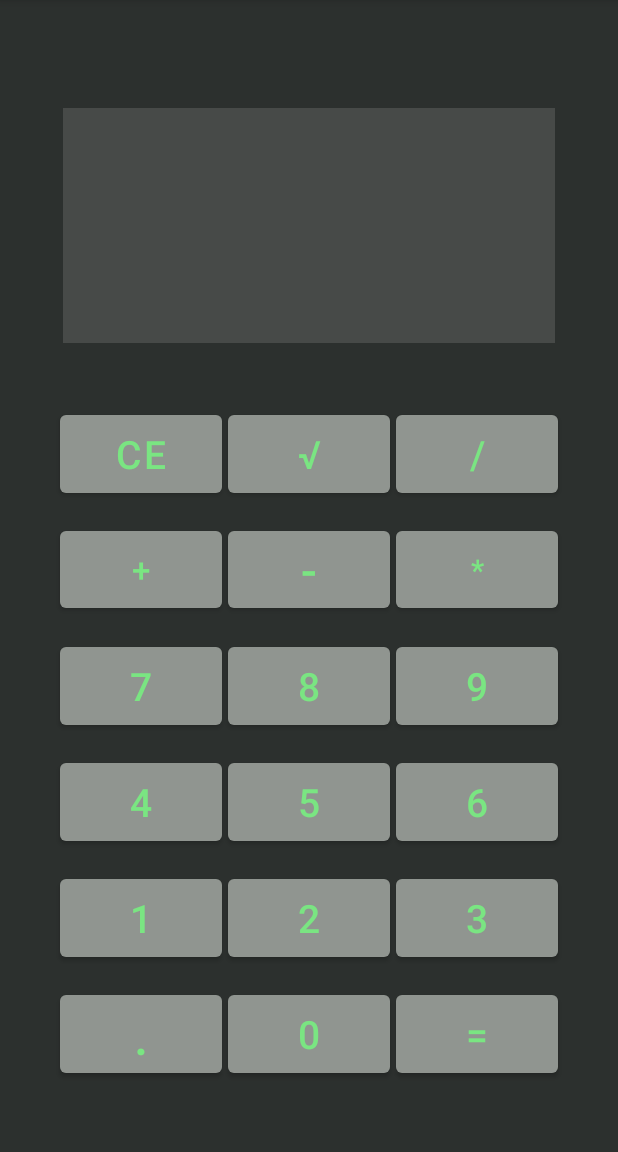
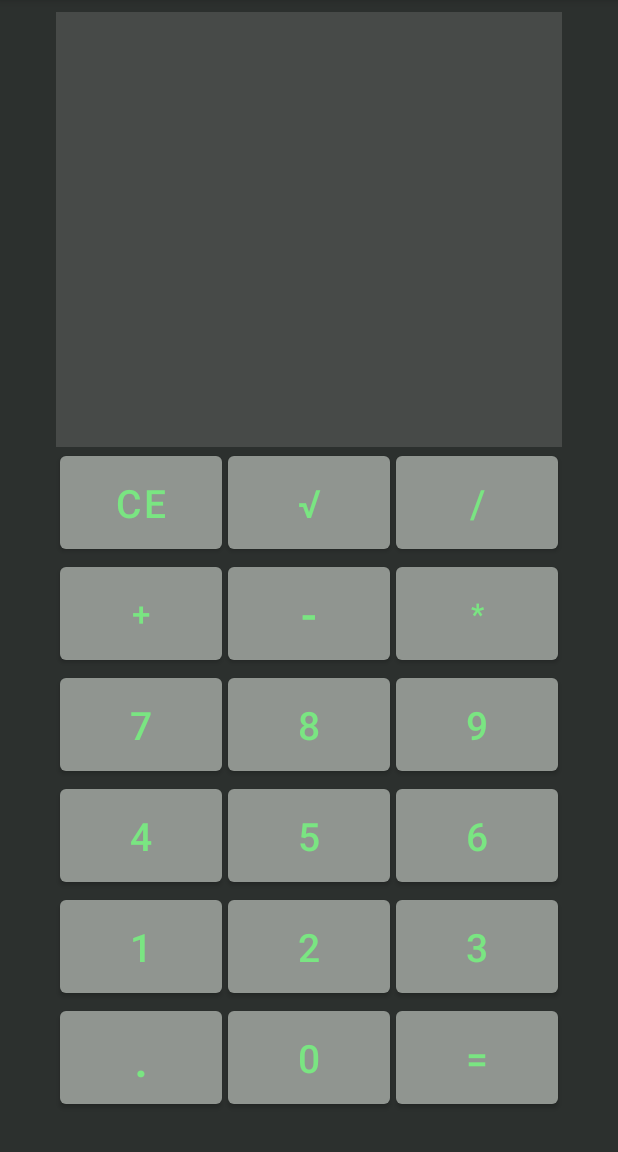
Before and after one commit to BandanaRandy/Calculator, an Android app: the screen it shows after launch (MainActivity), on a phone screen of 412 x 824 dp, the part 84-1236 px from its top. Run offline under Robolectric (Android 15) with nearby library versions, the phone set to English and light mode, and no system bars.

Commit message:
0.1.1 updated UI/UX elements to display correctly on different screen sizes.

```diff
--- a/app/src/main/res/layout/activity_main.xml
+++ b/app/src/main/res/layout/activity_main.xml
@@ -1,252 +1,269 @@
 <?xml version="1.0" encoding="utf-8"?>
 <androidx.constraintlayout.widget.ConstraintLayout xmlns:android="http://schemas.android.com/apk/res/android"
     xmlns:app="http://schemas.android.com/apk/res-auto"
+    xmlns:tools="http://schemas.android.com/tools"
     android:id="@+id/linearLayout"
     android:background="@color/backGround"
     android:layout_width="match_parent"
     android:layout_height="match_parent">
 
+
     <TextView
         android:id="@+id/tvCalcDisplay"
-        android:layout_width="328dp"
-        android:layout_height="wrap_content"
-        android:paddingTop="72dp"
+        android:layout_marginTop="8dp"
+        android:layout_width="0dp"
+        android:layout_height="0dp"
         android:background="@color/textViewBackGround"
         android:textAlignment="viewEnd"
         android:textColor="#EAD9D9"
         android:textSize="63sp"
-        app:layout_constraintBottom_toBottomOf="parent"
+        app:layout_constraintBottom_toTopOf="@id/linearLayout1"
         app:layout_constraintEnd_toEndOf="@id/guideline2"
-        app:layout_constraintHorizontal_bias="0.521"
+        app:layout_constraintHorizontal_bias="0.444"
         app:layout_constraintStart_toStartOf="@id/guideline"
         app:layout_constraintTop_toTopOf="parent"
-        app:layout_constraintVertical_bias="0.118" />
+        app:layout_constraintVertical_bias="0.03" />
 
     <LinearLayout
         android:id="@+id/linearLayout1"
         android:layout_width="match_parent"
-        android:layout_height="64sp"
+        android:layout_height="74sp"
         android:orientation="horizontal"
         android:layout_marginStart="36dp"
         android:layout_marginEnd="36dp"
-        app:layout_constraintBottom_toBottomOf="parent"
+        app:layout_constraintBottom_toTopOf="@id/linearLayout2"
         app:layout_constraintEnd_toEndOf="@id/guideline2"
         app:layout_constraintHorizontal_bias="0.0"
         app:layout_constraintStart_toStartOf="@id/guideline"
-        app:layout_constraintTop_toTopOf="parent"
+        app:layout_constraintTop_toBottomOf="@id/tvCalcDisplay"
         app:layout_constraintVertical_bias="0.384" >
 
         <Button
             android:id="@+id/btnCE"
-            android:layout_width="108dp"
+            android:layout_width="0dp"
             android:layout_height="match_parent"
             android:text="@string/btnAString"
             android:onClick="onClear"
             android:layout_marginStart="4dp"
             android:textSize="26sp"
-            android:textColor="@color/calcBtnText"/>
+            android:textColor="@color/calcBtnText"
+            android:layout_weight="1"/>
         <Button
             android:id="@+id/sqrt"
-            android:layout_width="108dp"
+            android:layout_width="0dp"
             android:onClick="onSqRt"
             android:layout_height="match_parent"
             android:layout_marginStart="4dp"
             android:layout_marginEnd="4dp"
             android:text="@string/sqrt"
             android:textSize="26sp"
-            android:textColor="@color/calcBtnText"/>
+            android:textColor="@color/calcBtnText"
+            android:layout_weight="1"/>
 
         <Button
             android:id="@+id/divide"
-            android:layout_width="108dp"
+            android:layout_width="0dp"
             android:onClick="onOperator"
             android:layout_height="match_parent"
             android:text="@string/btnPString"
             android:layout_marginEnd="4dp"
             android:textSize="26sp"
-            android:textColor="@color/calcBtnText"/>
+            android:textColor="@color/calcBtnText"
+            android:layout_weight="1"/>
     </LinearLayout>
 
     <LinearLayout
         android:id="@+id/linearLayout2"
         android:layout_width="match_parent"
-        android:layout_height="63sp"
+        android:layout_height="74sp"
         android:orientation="horizontal"
         android:layout_marginStart="36dp"
         android:layout_marginEnd="36dp"
-        app:layout_constraintBottom_toBottomOf="parent"
+        app:layout_constraintBottom_toTopOf="@id/linearLayout3"
         app:layout_constraintEnd_toEndOf="@id/guideline2"
         app:layout_constraintHorizontal_bias="0.0"
         app:layout_constraintStart_toStartOf="@id/guideline"
-        app:layout_constraintTop_toTopOf="parent"
+        app:layout_constraintTop_toBottomOf="@id/linearLayout1"
         app:layout_constraintVertical_bias="0.494" >
         <Button
             android:id="@+id/add"
-            android:layout_width="108dp"
+            android:layout_width="0dp"
             android:layout_height="match_parent"
             android:onClick="onOperator"
             android:layout_marginStart="4dp"
             android:text="@string/btnBString"
             android:textSize="22sp"
-            android:textColor="@color/calcBtnText"/>
+            android:textColor="@color/calcBtnText"
+            android:layout_weight="1"/>
         <Button
             android:id="@+id/subtract"
-            android:layout_width="108dp"
+            android:layout_width="0dp"
             android:layout_height="match_parent"
             android:onClick="onOperator"
             android:layout_marginStart="4dp"
             android:layout_marginEnd="4dp"
             android:text="@string/btnCString"
             android:textSize="32sp"
-            android:textColor="@color/calcBtnText"/>
+            android:textColor="@color/calcBtnText"
+            android:layout_weight="1"/>
 
         <Button
             android:id="@+id/multiply"
-            android:layout_width="108dp"
+            android:layout_width="0dp"
             android:onClick="onOperator"
             android:layout_height="match_parent"
             android:layout_marginEnd="4dp"
             android:text="@string/mult"
             android:textSize="20sp"
-            android:textColor="@color/calcBtnText"/>
+            android:textColor="@color/calcBtnText"
+            android:layout_weight="1"/>
     </LinearLayout>
 
     <LinearLayout
         android:id="@+id/linearLayout3"
         android:layout_width="match_parent"
-        android:layout_height="64sp"
+        android:layout_height="74sp"
         android:orientation="horizontal"
         android:layout_marginStart="36dp"
         android:layout_marginEnd="36dp"
-        app:layout_constraintBottom_toBottomOf="parent"
+        app:layout_constraintBottom_toTopOf="@id/linearLayout4"
         app:layout_constraintEnd_toEndOf="@id/guideline2"
         app:layout_constraintHorizontal_bias="0.0"
         app:layout_constraintStart_toStartOf="@id/guideline"
-        app:layout_constraintTop_toTopOf="parent"
+        app:layout_constraintTop_toBottomOf="@id/linearLayout2"
         app:layout_constraintVertical_bias="0.604" >
         <Button
             android:id="@+id/btn7"
-            android:layout_width="108dp"
+            android:layout_width="0dp"
             android:layout_height="match_parent"
             android:layout_marginStart="4dp"
             android:onClick="onDigit"
             android:text="@string/btnDString"
             android:textSize="26sp"
-            android:textColor="@color/calcBtnText"/>
+            android:textColor="@color/calcBtnText"
+            android:layout_weight="1"/>
         <Button
             android:id="@+id/btn8"
-            android:layout_width="108dp"
+            android:layout_width="0dp"
             android:layout_height="match_parent"
             android:layout_marginStart="4dp"
             android:layout_marginEnd="4dp"
             android:onClick="onDigit"
             android:text="@string/btnEString"
             android:textSize="26sp"
-            android:textColor="@color/calcBtnText"/>
+            android:textColor="@color/calcBtnText"
+            android:layout_weight="1"/>
 
         <Button
             android:id="@+id/btn9"
-            android:layout_width="108dp"
+            android:layout_width="0dp"
             android:layout_height="match_parent"
             android:layout_marginEnd="4dp"
             android:onClick="onDigit"
             android:text="@string/btnFString"
             android:textSize="26sp"
-            android:textColor="@color/calcBtnText"/>
+            android:textColor="@color/calcBtnText"
+            android:layout_weight="1"/>
     </LinearLayout>
 
     <LinearLayout
         android:id="@+id/linearLayout4"
         android:layout_width="match_parent"
-        android:layout_height="64sp"
+        android:layout_height="74sp"
         android:orientation="horizontal"
         android:layout_marginStart="36dp"
         android:layout_marginEnd="36dp"
-        app:layout_constraintBottom_toBottomOf="parent"
+        app:layout_constraintBottom_toTopOf="@id/linearLayout5"
         app:layout_constraintEnd_toEndOf="@id/guideline2"
         app:layout_constraintHorizontal_bias="0.0"
         app:layout_constraintStart_toStartOf="@id/guideline"
-        app:layout_constraintTop_toTopOf="parent"
+        app:layout_constraintTop_toBottomOf="@id/linearLayout3"
         app:layout_constraintVertical_bias="0.714" >
         <Button
             android:id="@+id/btn4"
-            android:layout_width="108dp"
+            android:layout_width="0dp"
             android:layout_height="match_parent"
             android:layout_marginStart="4dp"
             android:onClick="onDigit"
             android:text="@string/btnGString"
             android:textSize="26sp"
-            android:textColor="@color/calcBtnText"/>
+            android:textColor="@color/calcBtnText"
+            android:layout_weight="1"/>
         <Button
             android:id="@+id/btn5"
-            android:layout_width="108dp"
+            android:layout_width="0dp"
             android:layout_height="match_parent"
             android:layout_marginStart="4dp"
             android:layout_marginEnd="4dp"
             android:onClick="onDigit"
             android:text="@string/btnHString"
             android:textSize="26sp"
-            android:textColor="@color/calcBtnText"/>
+            android:textColor="@color/calcBtnText"
+            android:layout_weight="1"/>
 
         <Button
             android:id="@+id/btn6"
-            android:layout_width="108dp"
+            android:layout_width="0dp"
             android:layout_height="match_parent"
             android:layout_marginEnd="4dp"
             android:onClick="onDigit"
             android:text="@string/btnIString"
             android:textSize="26sp"
-            android:textColor="@color/calcBtnText"/>
+            android:textColor="@color/calcBtnText"
+            android:layout_weight="1"/>
     </LinearLayout>
 
     <LinearLayout
         android:id="@+id/linearLayout5"
         android:layout_width="match_parent"
-        android:layout_height="64sp"
+        android:layout_height="74sp"
         android:orientation="horizontal"
         android:layout_marginStart="36dp"
         android:layout_marginEnd="36dp"
-        app:layout_constraintBottom_toBottomOf="parent"
+        app:layout_constraintBottom_toTopOf="@id/linearLayout6"
         app:layout_constraintEnd_toEndOf="@id/guideline2"
         app:layout_constraintHorizontal_bias="0.0"
         app:layout_constraintStart_toStartOf="@id/guideline"
-        app:layout_constraintTop_toTopOf="parent"
+        app:layout_constraintTop_toBottomOf="@id/linearLayout4"
         app:layout_constraintVertical_bias="0.824" >
         <Button
             android:id="@+id/btn1"
-            android:layout_width="108dp"
+            android:layout_width="0dp"
             android:layout_height="match_parent"
             android:layout_marginStart="4dp"
             android:onClick="onDigit"
             android:text="@string/btnJString"
             android:textSize="26sp"
-            android:textColor="@color/calcBtnText"/>
+            android:textColor="@color/calcBtnText"
+            android:layout_weight="1"/>
         <Button
             android:id="@+id/btn2"
-            android:layout_width="108dp"
+            android:layout_width="0dp"
             android:layout_height="match_parent"
             android:layout_marginStart="4dp"
             android:layout_marginEnd="4dp"
             android:onClick="onDigit"
             android:text="@string/btnKString"
             android:textSize="26sp"
-            android:textColor="@color/calcBtnText"/>
+            android:textColor="@color/calcBtnText"
+            android:layout_weight="1"/>
 
         <Button
             android:id="@+id/btn3"
-            android:layout_width="108dp"
+            android:layout_width="0dp"
             android:layout_height="match_parent"
             android:layout_marginEnd="4dp"
             android:onClick="onDigit"
             android:text="@string/btnLString"
             android:textSize="26sp"
-            android:textColor="@color/calcBtnText"/>
+            android:textColor="@color/calcBtnText"
+            android:layout_weight="1"/>
     </LinearLayout>
 
     <LinearLayout
         android:id="@+id/linearLayout6"
         android:layout_width="match_parent"
-        android:layout_height="64sp"
+        android:layout_height="74sp"
         android:layout_marginStart="36dp"
         android:layout_marginEnd="36dp"
         android:orientation="horizontal"
@@ -254,37 +271,40 @@
         app:layout_constraintEnd_toEndOf="@id/guideline2"
         app:layout_constraintHorizontal_bias="0.459"
         app:layout_constraintStart_toStartOf="@id/guideline"
-        app:layout_constraintTop_toTopOf="parent"
+        app:layout_constraintTop_toBottomOf="@id/tvCalcDisplay"
         app:layout_constraintVertical_bias="0.934" >
         <Button
             android:id="@+id/btnDot"
-            android:layout_width="108dp"
+            android:layout_width="0dp"
             android:layout_height="match_parent"
             android:layout_marginStart="4dp"
             android:onClick="onDecimalPoint"
             android:text="@string/dot"
             android:textSize="34sp"
-            android:textColor="@color/calcBtnText"/>
+            android:textColor="@color/calcBtnText"
+            android:layout_weight="1"/>
         <Button
             android:id="@+id/btn0"
-            android:layout_width="108dp"
+            android:layout_width="0dp"
             android:layout_height="match_parent"
             android:layout_marginStart="4dp"
             android:layout_marginEnd="4dp"
             android:onClick="onDigit"
             android:text="@string/btnMString"
             android:textSize="26sp"
-            android:textColor="@color/calcBtnText"/>
+            android:textColor="@color/calcBtnText"
+            android:layout_weight="1"/>
 
         <Button
             android:id="@+id/btnEquals"
-            android:layout_width="108dp"
+            android:layout_width="0dp"
             android:layout_height="match_parent"
             android:onClick="onEqual"
             android:layout_marginEnd="4dp"
             android:text="@string/btnNString"
             android:textSize="26sp"
-            android:textColor="@color/calcBtnText"/>
+            android:textColor="@color/calcBtnText"
+            android:layout_weight="1"/>
     </LinearLayout>
 
     <androidx.constraintlayout.widget.Guideline
--- a/app/src/main/res/values/themes.xml
+++ b/app/src/main/res/values/themes.xml
@@ -10,7 +10,7 @@
         <item name="colorSecondaryVariant">@color/teal_700</item>
         <item name="colorOnSecondary">@color/black</item>
         <!-- Status bar color. -->
-        <item name="android:statusBarColor">?attr/colorPrimaryVariant</item>
+        <item name="android:statusBarColor">@color/backGround</item>
         <!-- Customize your theme here. -->
     </style>
 </resources>
```
